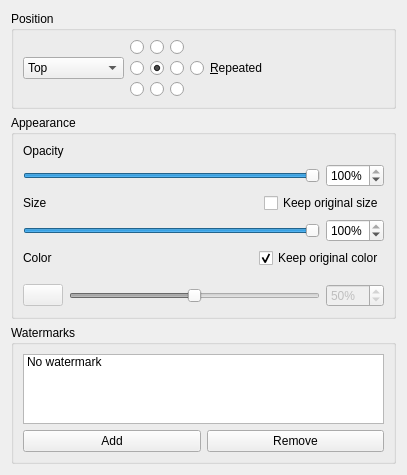
Above: ui/watermarkform.ui from hgruniaux/Watermark before the change. Below: the same form after it.
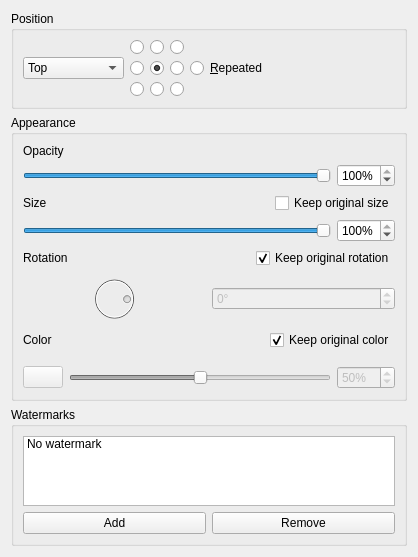
That is the form after the change. Icons and pictures are not drawn.

Diff of the .ui file:
```diff
--- a/ui/watermarkform.ui
+++ b/ui/watermarkform.ui
@@ -6,8 +6,8 @@
    <rect>
     <x>0</x>
     <y>0</y>
-    <width>407</width>
-    <height>448</height>
+    <width>418</width>
+    <height>542</height>
    </rect>
   </property>
   <property name="windowTitle">
@@ -19,7 +19,7 @@
      <property name="title">
       <string>Position</string>
      </property>
-     <layout class="QHBoxLayout" name="horizontalLayout_6">
+     <layout class="QHBoxLayout" name="horizontalLayout_6" stretch="0,0,0,0">
       <item>
        <widget class="QComboBox" name="comboPosition">
         <property name="currentIndex">
@@ -334,6 +334,103 @@
         </item>
        </layout>
       </item>
+      <item>
+       <layout class="QHBoxLayout" name="horizontalLayout_9">
+        <property name="bottomMargin">
+         <number>0</number>
+        </property>
+        <item>
+         <widget class="QLabel" name="label_4">
+          <property name="text">
+           <string>Rotation</string>
+          </property>
+         </widget>
+        </item>
+        <item>
+         <spacer name="horizontalSpacer_4">
+          <property name="orientation">
+           <enum>Qt::Horizontal</enum>
+          </property>
+          <property name="sizeHint" stdset="0">
+           <size>
+            <width>40</width>
+            <height>20</height>
+           </size>
+          </property>
+         </spacer>
+        </item>
+        <item>
+         <widget class="QCheckBox" name="checkOriginalRotation">
+          <property name="text">
+           <string>Keep original rotation</string>
+          </property>
+          <property name="checked">
+           <bool>true</bool>
+          </property>
+         </widget>
+        </item>
+       </layout>
+      </item>
+      <item>
+       <layout class="QHBoxLayout" name="horizontalLayout_8" stretch="0,0">
+        <property name="bottomMargin">
+         <number>0</number>
+        </property>
+        <item>
+         <widget class="QDial" name="dialRotation">
+          <property name="enabled">
+           <bool>false</bool>
+          </property>
+          <property name="maximum">
+           <number>359</number>
+          </property>
+          <property name="value">
+           <number>270</number>
+          </property>
+          <property name="sliderPosition">
+           <number>270</number>
+          </property>
+          <property name="tracking">
+           <bool>true</bool>
+          </property>
+          <property name="orientation">
+           <enum>Qt::Horizontal</enum>
+          </property>
+          <property name="invertedAppearance">
+           <bool>false</bool>
+          </property>
+          <property name="invertedControls">
+           <bool>false</bool>
+          </property>
+          <property name="wrapping">
+           <bool>true</bool>
+          </property>
+          <property name="notchesVisible">
+           <bool>false</bool>
+          </property>
+         </widget>
+        </item>
+        <item>
+         <widget class="QSpinBox" name="spinRotation">
+          <property name="enabled">
+           <bool>false</bool>
+          </property>
+          <property name="wrapping">
+           <bool>true</bool>
+          </property>
+          <property name="suffix">
+           <string>°</string>
+          </property>
+          <property name="prefix">
+           <string/>
+          </property>
+          <property name="maximum">
+           <number>359</number>
+          </property>
+         </widget>
+        </item>
+       </layout>
+      </item>
       <item>
        <layout class="QHBoxLayout" name="horizontalLayout">
         <property name="topMargin">
```
Left out of the diff: 6 changed lines with no effect on the pictures.
